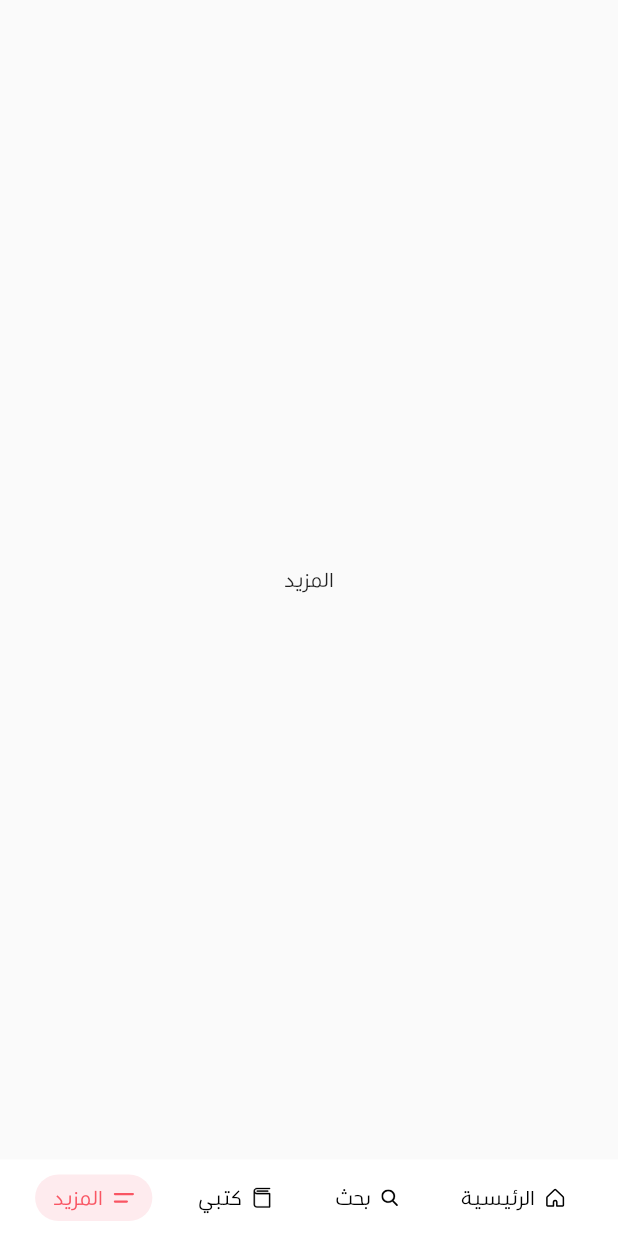
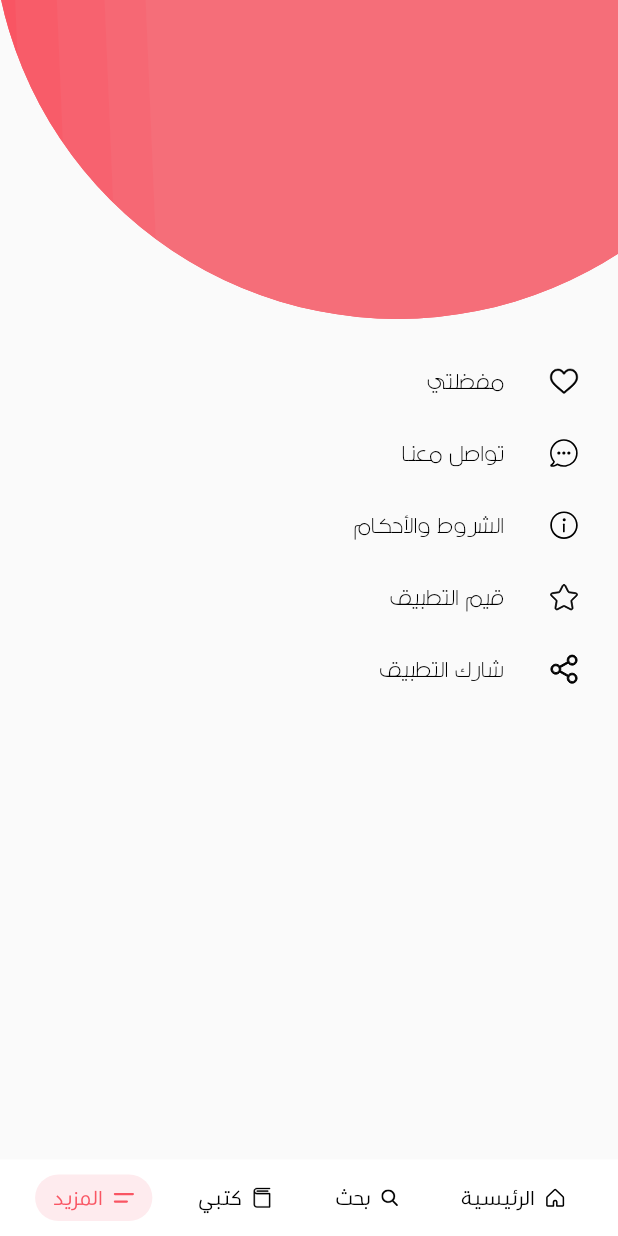
Before and after one commit to Waelahmed99/notebook_flutter, a Flutter app: the screen it shows after launch, swiped to page 4, on a phone screen of 412 x 824 dp. Run offline on Flutter 3.47's test engine with Material 2 defaults, Android fonts, the phone set to English and light mode, and no system bars; our stand-ins replace carousel_slider, flutter_svg.

Commit message:
Creating MorePage

```diff
--- a/lib/main.dart
+++ b/lib/main.dart
@@ -1,5 +1,6 @@
 import 'package:flutter/material.dart';
 import 'package:notebook/routes/home_route.dart';
+import 'package:notebook/routes/more_route.dart';
 import 'package:notebook/routes/search_route.dart';
 import 'package:notebook/static_values.dart';
 import 'widgets/rtl_bottom_bar.dart';
@@ -25,7 +26,7 @@ class _MyApp extends State<MyApp> {
     HomePage(),
     SearchPage(),
     Center(child: Text('كتبي')),
-    Center(child: Text('المزيد')),
+    MorePage()
   ];
 
   Widget _buildRTLBottomBar() {
--- /dev/null
+++ b/lib/routes/more_route.dart
@@ -0,0 +1,51 @@
+import 'package:flutter/material.dart';
+import 'package:flutter_svg/flutter_svg.dart';
+
+class MorePage extends StatelessWidget {
+  Widget _buildBackground(BuildContext context) => SafeArea(
+      child: SvgPicture.asset('assets/profile_background.svg',
+          width: MediaQuery.of(context).size.width));
+
+  Widget _buildRowButton(String title, String svg) => Padding(
+        padding: const EdgeInsets.only(right: 10, top: 15),
+        child: Row(
+          mainAxisAlignment: MainAxisAlignment.end,
+          children: <Widget>[
+            Text(
+              title,
+              style: TextStyle(color: Colors.black, fontSize: 18),
+            ),
+            SizedBox(width: 30),
+            SvgPicture.asset(svg, width: 20),
+          ],
+        ),
+      );
+
+  @override
+  Widget build(BuildContext context) {
+    return Scaffold(
+        body: SingleChildScrollView(
+      child: Column(
+        children: <Widget>[
+          _buildBackground(context),
+          SizedBox(height: 10),
+          FlatButton(
+              onPressed: null,
+              child: _buildRowButton('مفضلتي', 'assets/heart.svg')),
+          FlatButton(
+              onPressed: null,
+              child: _buildRowButton('تواصل معنا', 'assets/chat.svg')),
+          FlatButton(
+              onPressed: null,
+              child: _buildRowButton('الشروط والأحكام', 'assets/terms.svg')),
+          FlatButton(
+              onPressed: null,
+              child: _buildRowButton('قيم التطبيق', 'assets/star.svg')),
+          FlatButton(
+              onPressed: null,
+              child: _buildRowButton('شارك التطبيق', 'assets/share.svg')),
+        ],
+      ),
+    ));
+  }
+}
--- a/pubspec.yaml
+++ b/pubspec.yaml
@@ -53,6 +53,12 @@ flutter:
    - assets/quote_up.svg
    - assets/quote_down.svg
    - assets/book_image.png
+   - assets/profile_background.svg
+   - assets/heart.svg
+   - assets/chat.svg
+   - assets/terms.svg
+   - assets/star.svg
+   - assets/share.svg
 
   fonts:
     - family: Gulf
```
Also changed, not shown: assets/chat.svg (added), assets/heart.svg (added), assets/profile_background.svg (added), assets/share.svg (added), assets/star.svg (added), assets/terms.svg (added).
